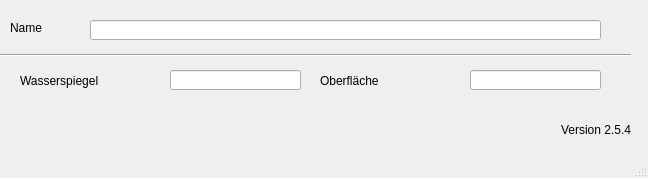
Old version of the form qkan/forms/qkan_speicherkennlinien.ui in the repository hoettges/QKan.
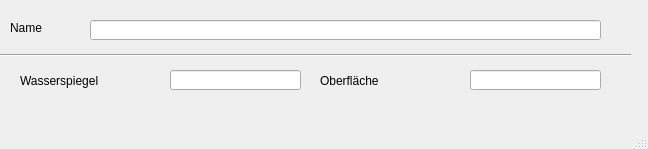
New version of the form.

What changed in the file:
```diff
--- a/qkan/forms/qkan_speicherkennlinien.ui
+++ b/qkan/forms/qkan_speicherkennlinien.ui
@@ -7,7 +7,7 @@
     <x>0</x>
     <y>0</y>
     <width>648</width>
-    <height>178</height>
+    <height>149</height>
    </rect>
   </property>
   <property name="windowTitle">
@@ -96,25 +96,6 @@
      </rect>
     </property>
    </widget>
-   <widget class="QLabel" name="lb_version">
-    <property name="geometry">
-     <rect>
-      <x>560</x>
-      <y>120</y>
-      <width>71</width>
-      <height>20</height>
-     </rect>
-    </property>
-    <property name="toolTip">
-     <string>Version QKan Import</string>
-    </property>
-    <property name="text">
-     <string>Version 2.5.4</string>
-    </property>
-    <property name="alignment">
-     <set>Qt::AlignRight|Qt::AlignTrailing|Qt::AlignVCenter</set>
-    </property>
-   </widget>
   </widget>
   <widget class="QMenuBar" name="menubar">
    <property name="geometry">
```
